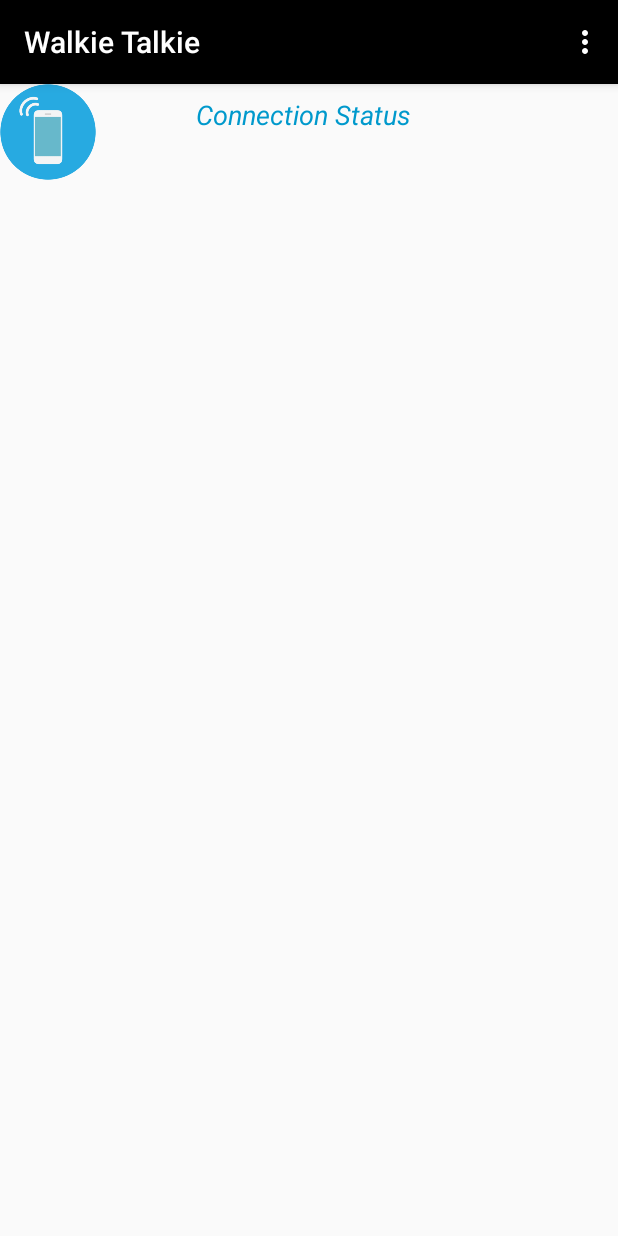
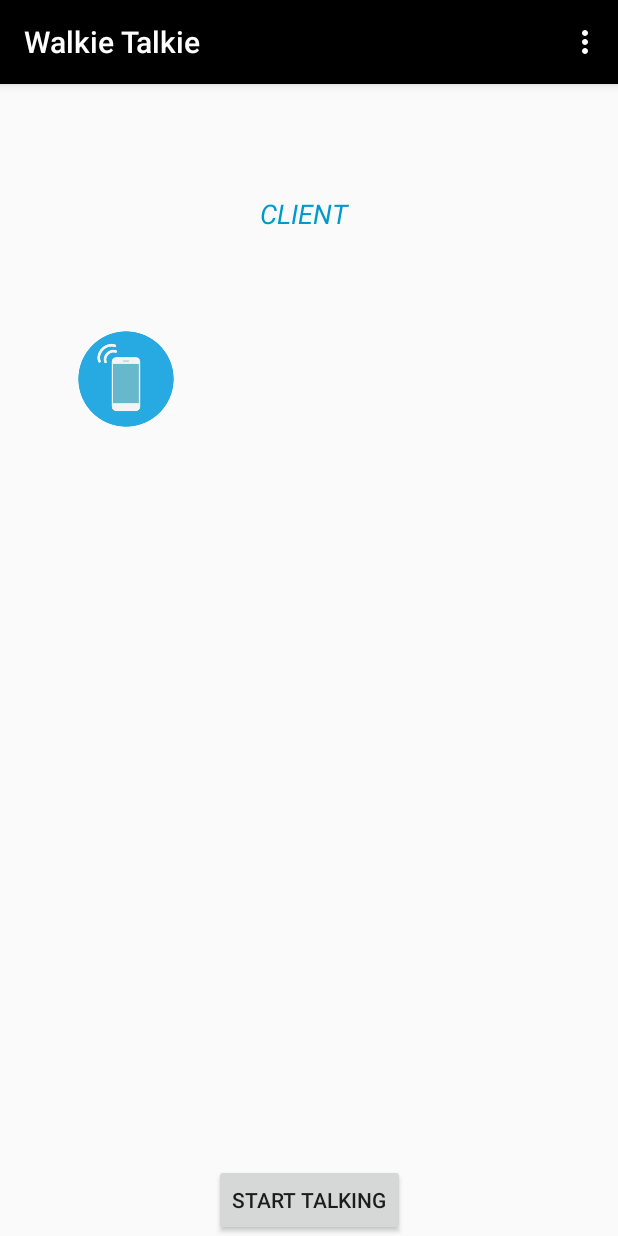
Before and after one commit to vartult/Serverless-Talking, an Android app: the screen it shows after launch (MainActivity), in the options menu, after a tap on "Wifi On-Off", on a phone screen of 412 x 824 dp. Run offline under Robolectric (Android 15) with nearby library versions, the phone set to English and light mode, and no system bars; libraries missing offline, so code that uses them is left out: com.skyfishjy.library; plain views replace RippleBackground; 2 statements that could not run were skipped.

Commit message:
One Many Bug

```diff
--- a/app/src/main/java/com/example/mutualmobile/walkietalkie/AudioStreamingService.java
+++ b/app/src/main/java/com/example/mutualmobile/walkietalkie/AudioStreamingService.java
@@ -46,6 +46,7 @@ public class AudioStreamingService extends Service {
         Runnable audioPlayerRunnable = new Runnable() {
             @Override
             public void run() {
+
                 int bufferSize = AudioTrack.getMinBufferSize(SAMPLE_RATE, AudioFormat.CHANNEL_OUT_MONO,
                         AudioFormat.ENCODING_PCM_16BIT);
                 if (bufferSize == AudioTrack.ERROR || bufferSize == AudioTrack.ERROR_BAD_VALUE) {
--- a/app/src/main/java/com/example/mutualmobile/walkietalkie/MainActivity.java
+++ b/app/src/main/java/com/example/mutualmobile/walkietalkie/MainActivity.java
@@ -17,7 +17,7 @@ import android.net.wifi.WifiManager;
 import android.net.wifi.p2p.WifiP2pConfig;
 import android.net.wifi.p2p.WifiP2pDevice;
 import android.net.wifi.p2p.WifiP2pDeviceList;
-import android.net.wifi.p2p.WifiP2pInfo;
+import android.net.wifi.p2p.WifiP2pGroup;
 import android.net.wifi.p2p.WifiP2pManager;
 import android.os.Bundle;
 import android.provider.Settings;
@@ -32,20 +32,19 @@ import android.view.MenuInflater;
 import android.view.MenuItem;
 import android.view.View;
 import android.view.animation.AccelerateDecelerateInterpolator;
+import android.widget.Button;
 import android.widget.ImageView;
 import android.widget.TextView;
 import android.widget.Toast;
-
 import com.skyfishjy.library.RippleBackground;
-
 import java.io.IOException;
-import java.net.InetAddress;
 import java.net.InetSocketAddress;
 import java.net.ServerSocket;
 import java.net.Socket;
 import java.util.ArrayList;
 
-public class MainActivity extends AppCompatActivity implements View.OnClickListener {
+public class MainActivity extends AppCompatActivity {
+
   private static final String TAG = "MainActivity";
   private static final int MY_PERMISSIONS_REQUEST_ACCESS_COARSE_LOCATION = 1;
   private static final int MY_PERMISSIONS_REQUEST_RECORD_AUDIO = 2;
@@ -56,6 +55,7 @@ public class MainActivity extends AppCompatActivity implements View.OnClickListe
 
   RippleBackground rippleBackground;
   ImageView centerDeviceIcon;
+  Button formGroup;
 
   ArrayList<Point> device_points = new ArrayList<>();
 
@@ -79,7 +79,7 @@ public class MainActivity extends AppCompatActivity implements View.OnClickListe
 
   @Override
   protected void onCreate(Bundle savedInstanceState) {
-        super.onCreate  (savedInstanceState);
+    super.onCreate(savedInstanceState);
     setContentView(R.layout.activity_main);
     getPermissions();
     initialSetup();
@@ -96,13 +96,13 @@ public class MainActivity extends AppCompatActivity implements View.OnClickListe
   @Override
   public boolean onOptionsItemSelected(MenuItem item) {
     int id = item.getItemId();
-        if(id == R.id.wifi_toggle) {
+    if (id == R.id.wifi_toggle) {
       toggleWifiState();
     }
     return super.onOptionsItemSelected(item);
   }
 
-    public class ServerClass extends Thread{
+  public class ServerClass extends Thread {
     Socket socket;
     ServerSocket serverSocket;
 
@@ -121,13 +121,13 @@ public class MainActivity extends AppCompatActivity implements View.OnClickListe
     }
   }
 
-    public class ClientClass extends Thread{
+  public class ClientClass extends Thread {
     Socket socket;
     String hostAddress;
 
-        ClientClass(InetAddress address){
+    ClientClass(String address) {
       this.socket = new Socket();
-            this.hostAddress = address.getHostAddress();
+      this.hostAddress = address;
     }
 
     @Override
@@ -159,13 +159,23 @@ public class MainActivity extends AppCompatActivity implements View.OnClickListe
   private void initialSetup() {
     // layout files
     connectionStatus = (TextView) findViewById(R.id.connectionStatus);
-        rippleBackground = (RippleBackground)findViewById(R.id.content);
-        centerDeviceIcon = (ImageView)findViewById(R.id.centerImage);
+    rippleBackground = (RippleBackground) findViewById(R.id.content);
+    centerDeviceIcon = (ImageView) findViewById(R.id.centerImage);
+    formGroup = (Button) findViewById(R.id.formgroup);
     // add onClick Listeners
-        centerDeviceIcon.setOnClickListener(this);
-
+    centerDeviceIcon.setOnClickListener(new View.OnClickListener() {
+      @Override public void onClick(View v) {
+        searchDevice(v);
+      }
+    });
+    formGroup.setOnClickListener(new View.OnClickListener() {
+      @Override public void onClick(View v) {
+        Toast.makeText(getApplicationContext(),"Making Group",Toast.LENGTH_LONG).show();
+        mManager.requestGroupInfo(mChannel, groupInfoListener);
+      }
+    });
     // center button position
-        Display display = getWindowManager(). getDefaultDisplay();
+    Display display = getWindowManager().getDefaultDisplay();
     Point size = new Point();
     display.getSize(size);
     device_points.add(new Point(size.x / 2, size.y / 2));
@@ -184,58 +194,64 @@ public class MainActivity extends AppCompatActivity implements View.OnClickListe
     mIntentFilter.addAction(WifiP2pManager.WIFI_P2P_THIS_DEVICE_CHANGED_ACTION);
   }
 
-    void checkLocationEnabled(){
-        LocationManager lm = (LocationManager)MainActivity.this.getSystemService(Context.LOCATION_SERVICE);
+  void checkLocationEnabled() {
+    LocationManager lm =
+        (LocationManager) MainActivity.this.getSystemService(Context.LOCATION_SERVICE);
     boolean gps_enabled = false;
     boolean network_enabled = false;
 
     try {
       gps_enabled = lm.isProviderEnabled(LocationManager.GPS_PROVIDER);
-        } catch(Exception ex) {}
+    } catch (Exception ex) {
+    }
 
     try {
       network_enabled = lm.isProviderEnabled(LocationManager.NETWORK_PROVIDER);
-        } catch(Exception ex) {}
+    } catch (Exception ex) {
+    }
 
-        if(!gps_enabled && !network_enabled) {
+    if (!gps_enabled && !network_enabled) {
       // notify user
       new AlertDialog.Builder(MainActivity.this)
           .setTitle(R.string.gps_network_not_enabled_title)
           .setMessage(R.string.gps_network_not_enabled)
-                    .setPositiveButton(R.string.open_location_settings, new DialogInterface.OnClickListener() {
+          .setPositiveButton(R.string.open_location_settings,
+              new DialogInterface.OnClickListener() {
                 @Override
                 public void onClick(DialogInterface paramDialogInterface, int paramInt) {
-                            MainActivity.this.startActivity(new Intent(Settings.ACTION_LOCATION_SOURCE_SETTINGS));
+                  MainActivity.this.startActivity(
+                      new Intent(Settings.ACTION_LOCATION_SOURCE_SETTINGS));
                 }
               })
-                    .setNegativeButton(R.string.Cancel,null)
+          .setNegativeButton(R.string.Cancel, null)
           .show();
     }
   }
 
-    @Override
-    public void onClick(View v) {
+  private void searchDevice(View v) {
     int view_id = v.getId();
 
-        if(getIndexFromIdPeerList(view_id) != -1){
+    if (getIndexFromIdPeerList(view_id) != -1) {
       int idx = getIndexFromIdPeerList(view_id);
       final WifiP2pDevice device = custom_peers.get(idx).device;
       WifiP2pConfig config = new WifiP2pConfig();
       config.deviceAddress = device.deviceAddress;
 
-            mManager.connect(mChannel,config,new WifiP2pManager.ActionListener() {
+      mManager.connect(mChannel, config, new WifiP2pManager.ActionListener() {
         @Override
         public void onSuccess() {
-                    Toast.makeText(getApplicationContext(), "Connected to "+device.deviceName, Toast.LENGTH_SHORT).show();
+          Toast.makeText(getApplicationContext(), "Connected to " + device.deviceName,
+              Toast.LENGTH_SHORT).show();
         }
 
         @Override
         public void onFailure(int reason) {
-                    Toast.makeText(getApplicationContext(), "Error in connecting to "+device.deviceName, Toast.LENGTH_SHORT).show();
+          Toast.makeText(getApplicationContext(), "Error in connecting to " + device.deviceName,
+              Toast.LENGTH_SHORT).show();
         }
       });
-        }else{
-            switch (v.getId()){
+    } else {
+      switch (v.getId()) {
         case R.id.centerImage:
           rippleBackground.startRippleAnimation();
           checkLocationEnabled();
@@ -247,17 +263,17 @@ public class MainActivity extends AppCompatActivity implements View.OnClickListe
     }
   }
 
-    private int getIndexFromIdPeerList(int id){
-        for(CustomDevice d : custom_peers){
-            if(d.id == id){
+  private int getIndexFromIdPeerList(int id) {
+    for (CustomDevice d : custom_peers) {
+      if (d.id == id) {
         return custom_peers.indexOf(d);
       }
     }
     return -1;
   }
 
-    private int checkPeersListByName(String deviceName){
-        for(CustomDevice d :custom_peers) {
+  private int checkPeersListByName(String deviceName) {
+    for (CustomDevice d : custom_peers) {
       if (d.deviceName.equals(deviceName)) {
         return custom_peers.indexOf(d);
       }
@@ -282,21 +298,21 @@ public class MainActivity extends AppCompatActivity implements View.OnClickListe
   WifiP2pManager.PeerListListener peerListListener = new WifiP2pManager.PeerListListener() {
     @Override
     public void onPeersAvailable(WifiP2pDeviceList peersList) {
-            Log.d("DEVICE_NAME", "Listener called"+peersList.getDeviceList().size());
-            if(peersList.getDeviceList().size() != 0){
+      Log.d("DEVICE_NAME", "Listener called" + peersList.getDeviceList().size());
+      if (peersList.getDeviceList().size() != 0) {
 
         // first make a list of all devices already present
         ArrayList<CustomDevice> device_already_present = new ArrayList<>();
 
-                for(WifiP2pDevice device : peersList.getDeviceList()){
+        for (WifiP2pDevice device : peersList.getDeviceList()) {
           int idx = checkPeersListByName(device.deviceName);
-                    if(idx != -1){
+          if (idx != -1) {
             // device already in list
             device_already_present.add(custom_peers.get(idx));
           }
         }
 
-                if(device_already_present.size() == peersList.getDeviceList().size()){
+        if (device_already_present.size() == peersList.getDeviceList().size()) {
           // all discovered devices already present
           return;
         }
@@ -310,14 +326,14 @@ public class MainActivity extends AppCompatActivity implements View.OnClickListe
         custom_peers.addAll(device_already_present);
 
         // add all already present devices to the view
-                for(CustomDevice d : device_already_present){
-                    if (rippleBackground != null){
+        for (CustomDevice d : device_already_present) {
+          if (rippleBackground != null) {
             rippleBackground.removeView(d.icon_view);
             rippleBackground.addView(d.icon_view);
           }
         }
 
-                for(WifiP2pDevice device : peersList.getDeviceList()) {
+        for (WifiP2pDevice device : peersList.getDeviceList()) {
           if (checkPeersListByName(device.deviceName) == -1) {
             // device not already present
             View tmp_device = createNewDevice(device.deviceName);
@@ -335,41 +351,53 @@ public class MainActivity extends AppCompatActivity implements View.OnClickListe
         }
       }
 
-            if(peersList.getDeviceList().size() == 0){
+      if (peersList.getDeviceList().size() == 0) {
         Toast.makeText(getApplicationContext(), "No Peers Found", Toast.LENGTH_SHORT).show();
       }
     }
   };
 
-    void clear_all_device_icons(){
-        if(!custom_peers.isEmpty()){
-            for(CustomDevice d : custom_peers){
+  void clear_all_device_icons() {
+    if (!custom_peers.isEmpty()) {
+      for (CustomDevice d : custom_peers) {
         rippleBackground.removeView(findViewById(d.id));
       }
     }
   }
 
+  //WifiP2pManager.ConnectionInfoListener connectionInfoListener = new WifiP2pManager.ConnectionInfoListener() {
+  //    @Override
+  //    public void onConnectionInfoAvailable(WifiP2pInfo info) {
+  //        final InetAddress groupOwnerAddress = info.groupOwnerAddress;
+  //
+  //        if(info.groupFormed && info.isGroupOwner){
+  //            connectionStatus.setText("HOST");
+  //            serverClass = new ServerClass();
+  //            serverClass.start();
+  //        }else if(info.groupFormed){
+  //            connectionStatus.setText("CLIENT");
+  //            clientClass = new ClientClass(groupOwnerAddress);
+  //            clientClass.start();
+  //        }
+  //    }
+  //};
 
-
-    WifiP2pManager.ConnectionInfoListener connectionInfoListener = new WifiP2pManager.ConnectionInfoListener() {
-        @Override
-        public void onConnectionInfoAvailable(WifiP2pInfo info) {
-            final InetAddress groupOwnerAddress = info.groupOwnerAddress;
-
-            if(info.groupFormed && info.isGroupOwner){
+  WifiP2pManager.GroupInfoListener groupInfoListener = new WifiP2pManager.GroupInfoListener() {
+    @Override public void onGroupInfoAvailable(WifiP2pGroup group) {
+      if (group.isGroupOwner()) {
         connectionStatus.setText("HOST");
         serverClass = new ServerClass();
         serverClass.start();
-            }else if(info.groupFormed){
+      } else {
         connectionStatus.setText("CLIENT");
-                clientClass = new ClientClass(groupOwnerAddress);
+        clientClass = new ClientClass("192.168.49.1");
         clientClass.start();
       }
     }
   };
 
-    Point generateRandomPosition(){
-        Display display = getWindowManager(). getDefaultDisplay();
+  Point generateRandomPosition() {
+    Display display = getWindowManager().getDefaultDisplay();
     Point size = new Point();
     display.getSize(size);
     int SCREEN_WIDTH = size.x;
@@ -379,25 +407,24 @@ public class MainActivity extends AppCompatActivity implements View.OnClickListe
     int x = 0;
     int y = 0;
 
-        do{
-            x = (int)(Math.random() * SCREEN_WIDTH);
-            y = (int)(Math.random() * height_start);
-        }while(checkPositionOverlap(new Point(x, y)));
+    do {
+      x = (int) (Math.random() * SCREEN_WIDTH);
+      y = (int) (Math.random() * height_start);
+    } while (checkPositionOverlap(new Point(x, y)));
 
     Point new_point = new Point(x, y);
     device_points.add(new_point);
 
     return new_point;
-
   }
 
-    boolean checkPositionOverlap(Point new_p){
+  boolean checkPositionOverlap(Point new_p) {
     //  if overlap, then return true, else return false
-        if(!device_points.isEmpty()){
-            for(Point p:device_points){
-                int distance = (int)Math.sqrt(Math.pow(new_p.x - p.x, 2) + Math.pow(new_p.y - p.y, 2));
-                Log.d(TAG, distance+"");
-                if(distance < SEPRATION_DIST_THRESHOLD){
+    if (!device_points.isEmpty()) {
+      for (Point p : device_points) {
+        int distance = (int) Math.sqrt(Math.pow(new_p.x - p.x, 2) + Math.pow(new_p.y - p.y, 2));
+        Log.d(TAG, distance + "");
+        if (distance < SEPRATION_DIST_THRESHOLD) {
           return true;
         }
       }
@@ -405,28 +432,32 @@ public class MainActivity extends AppCompatActivity implements View.OnClickListe
     return false;
   }
 
-    public View createNewDevice(String device_name){
+  public View createNewDevice(String device_name) {
     View device1 = LayoutInflater.from(this).inflate(R.layout.device_icon, null);
     Point new_point = generateRandomPosition();
-        RippleBackground.LayoutParams params = new RippleBackground.LayoutParams(350,350);
+    RippleBackground.LayoutParams params = new RippleBackground.LayoutParams(350, 350);
     params.setMargins(new_point.x, new_point.y, 0, 0);
     device1.setLayoutParams(params);
 
     TextView txt_device1 = device1.findViewById(R.id.myImageViewText);
-        int device_id = (int)System.currentTimeMillis() + device_count++;
+    int device_id = (int) System.currentTimeMillis() + device_count++;
     txt_device1.setText(device_name);
     device1.setId(device_id);
-        device1.setOnClickListener(this);
+    device1.setOnClickListener(new View.OnClickListener() {
+      @Override public void onClick(View v) {
+        searchDevice(v);
+      }
+    });
 
     device1.setVisibility(View.INVISIBLE);
     return device1;
   }
 
-    private void foundDevice(View foundDevice){
+  private void foundDevice(View foundDevice) {
     AnimatorSet animatorSet = new AnimatorSet();
     animatorSet.setDuration(400);
     animatorSet.setInterpolator(new AccelerateDecelerateInterpolator());
-        ArrayList<Animator> animatorList=new ArrayList<Animator>();
+    ArrayList<Animator> animatorList = new ArrayList<Animator>();
     ObjectAnimator scaleXAnimator = ObjectAnimator.ofFloat(foundDevice, "ScaleX", 0f, 1.2f, 1f);
     animatorList.add(scaleXAnimator);
     ObjectAnimator scaleYAnimator = ObjectAnimator.ofFloat(foundDevice, "ScaleY", 0f, 1.2f, 1f);
@@ -437,10 +468,10 @@ public class MainActivity extends AppCompatActivity implements View.OnClickListe
   }
 
   private void toggleWifiState() {
-        if(wifiManager.isWifiEnabled()){
+    if (wifiManager.isWifiEnabled()) {
       wifiManager.setWifiEnabled(false);
       menu.findItem(R.id.wifi_toggle).setTitle("Turn Wifi On");
-        }else{
+    } else {
       wifiManager.setWifiEnabled(true);
       menu.findItem(R.id.wifi_toggle).setTitle("Turn Wifi Off");
     }
@@ -454,7 +485,8 @@ public class MainActivity extends AppCompatActivity implements View.OnClickListe
         Manifest.permission.ACCESS_COARSE_LOCATION)
         != PackageManager.PERMISSION_GRANTED)) {
       ActivityCompat.requestPermissions(this,
-                    new String[]{Manifest.permission.RECORD_AUDIO,
+          new String[] {
+              Manifest.permission.RECORD_AUDIO,
               Manifest.permission.ACCESS_COARSE_LOCATION
           },
           MY_PERMISSIONS_REQUEST_REQUIRED_PERMISSION);
--- a/app/src/main/java/com/example/mutualmobile/walkietalkie/WifiDirectBroadcastReceiver.java
+++ b/app/src/main/java/com/example/mutualmobile/walkietalkie/WifiDirectBroadcastReceiver.java
@@ -42,7 +42,7 @@ public class WifiDirectBroadcastReceiver extends BroadcastReceiver {
 
             NetworkInfo networkInfo = intent.getParcelableExtra(WifiP2pManager.EXTRA_NETWORK_INFO);
             if (networkInfo != null && networkInfo.isConnected()) {
-                mManager.requestConnectionInfo(mChannel, mActivity.connectionInfoListener);
+                Log.d("WifiBroadCast","Search for devices");
             } else {
                 mActivity.connectionStatus.setText("Device Disconnected");
                 mActivity.clear_all_device_icons();
--- a/app/src/main/res/layout/activity_main.xml
+++ b/app/src/main/res/layout/activity_main.xml
@@ -7,24 +7,26 @@
     tools:context=".MainActivity">
 
     <com.skyfishjy.library.RippleBackground
-        xmlns:android="http://schemas.android.com/apk/res/android"
-        xmlns:app="http://schemas.android.com/apk/res-auto"
-        android:layout_width="match_parent"
-        android:layout_height="match_parent"
         android:id="@+id/content"
+        android:layout_width="308dp"
+        android:layout_height="555dp"
+        app:layout_constraintBottom_toTopOf="@+id/formgroup"
+        app:layout_constraintEnd_toEndOf="parent"
+        app:layout_constraintStart_toStartOf="parent"
         app:rb_color="#0099CC"
+        app:rb_duration="3000"
         app:rb_radius="32dp"
         app:rb_rippleAmount="6"
-        app:rb_duration="3000"
-        app:rb_scale="6">
+        app:rb_scale="6"
+        >
         <ImageView
+            android:id="@+id/centerImage"
             android:layout_width="64dp"
             android:layout_height="64dp"
             android:layout_centerInParent="true"
-            android:id="@+id/centerImage"
-            android:src="@drawable/phone1"/>
+            android:src="@drawable/phone1"
+            />
     </com.skyfishjy.library.RippleBackground>
-
     <TextView
         android:id="@+id/connectionStatus"
         android:layout_width="match_parent"
@@ -40,7 +42,18 @@
         android:textColor="@android:color/holo_blue_dark"
         android:textSize="18sp"
         android:textStyle="italic"
+        app:layout_constraintBottom_toTopOf="@+id/content"
         app:layout_constraintEnd_toEndOf="parent"
         app:layout_constraintStart_toStartOf="parent"
-        app:layout_constraintTop_toTopOf="parent" />
+        app:layout_constraintTop_toTopOf="parent"
+        />
+    <Button
+        android:id="@+id/formgroup"
+        android:layout_width="wrap_content"
+        android:layout_height="wrap_content"
+        android:text="Start Talking"
+        app:layout_constraintBottom_toBottomOf="parent"
+        app:layout_constraintEnd_toEndOf="parent"
+        app:layout_constraintStart_toStartOf="parent"
+        />
 </android.support.constraint.ConstraintLayout>
```
Lines whose indentation alone changed are shown as unchanged.
